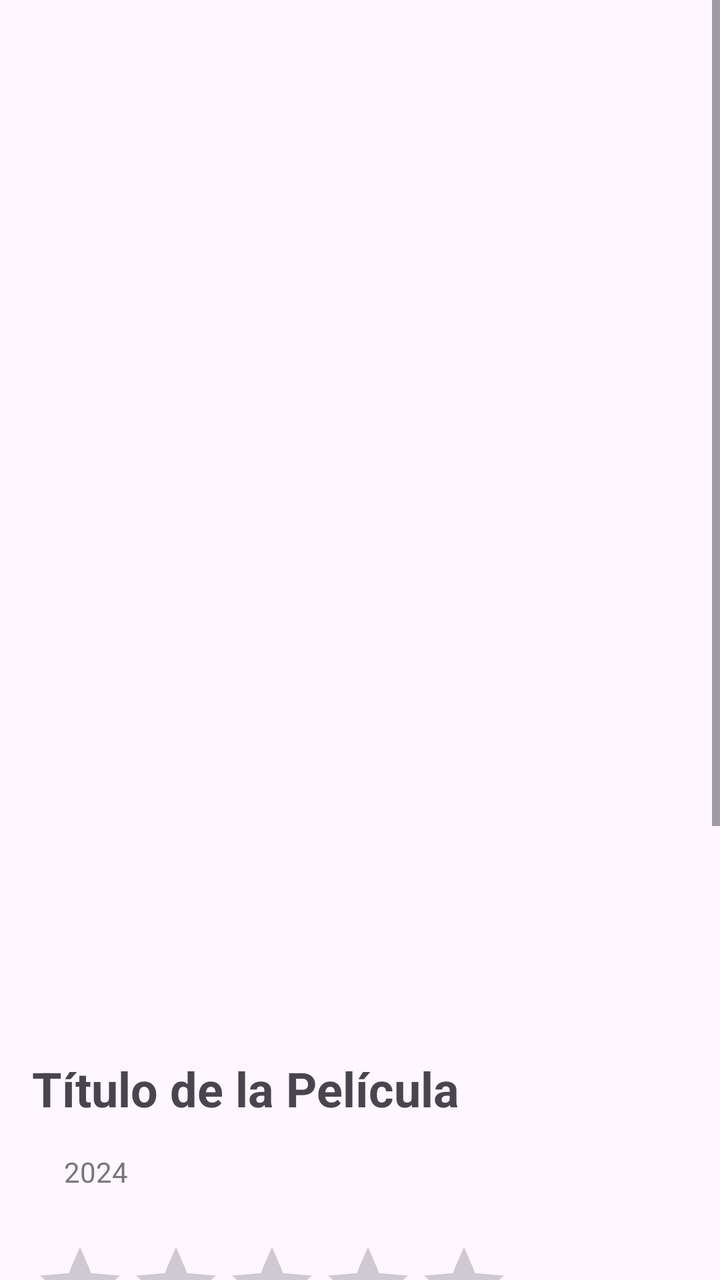
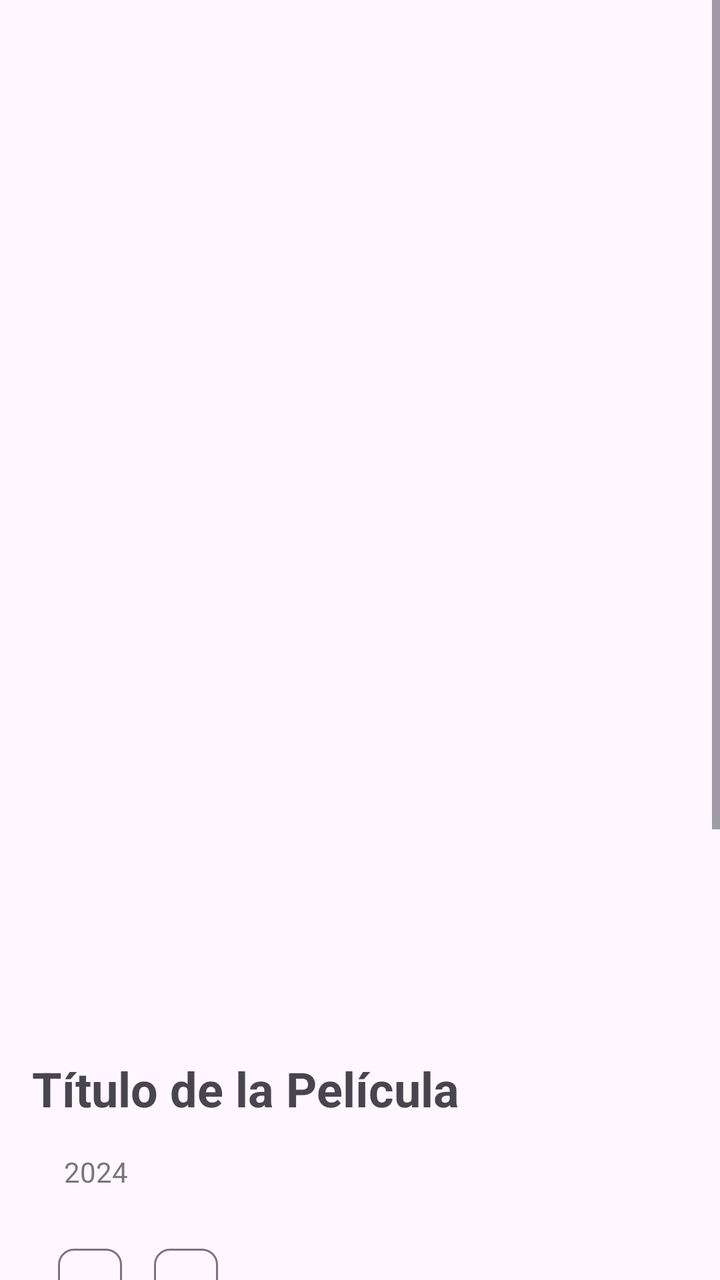

Before-and-after screenshots of an Android layout around one commit, followed by the original layout XML and the change that was made.
<!-- AndroidManifest.xml: application theme Theme.ScreenTime -->
<!-- res/layout/activity_pelicula.xml -->
<?xml version="1.0" encoding="utf-8"?>
<ScrollView xmlns:android="http://schemas.android.com/apk/res/android"
    android:layout_width="match_parent"
    android:layout_height="match_parent"
    android:fillViewport="true">

    <LinearLayout
        android:layout_width="match_parent"
        android:layout_height="wrap_content"
        android:orientation="vertical"
        android:padding="16dp">

        <ImageView
            android:id="@+id/ivPortada"
            android:layout_width="match_parent"
            android:layout_height="500dp"
            android:scaleType="centerCrop"
            android:contentDescription="@string/portada_pelicula" />

        <TextView
            android:id="@+id/tvNombre"
            android:layout_width="match_parent"
            android:layout_height="wrap_content"
            android:text="Título de la Película"
            android:textSize="24sp"
            android:textStyle="bold"
            android:paddingTop="12dp" />

        <LinearLayout
            android:layout_width="match_parent"
            android:layout_height="wrap_content"
            android:orientation="horizontal"
            android:padding="16dp">

            <TextView
                android:id="@+id/tvFecha"
                android:layout_width="match_parent"
                android:layout_height="wrap_content"
                android:layout_weight="5"
                android:text="2024"
                android:textSize="14sp"
                android:textColor="#777777"/>


        </LinearLayout>

        <RatingBar
            android:id="@+id/rbPuntuacion"
            android:layout_width="wrap_content"
            android:layout_height="wrap_content"
            android:numStars="5"
            android:stepSize="0.5"
            android:isIndicator="true"
            android:paddingTop="8dp" />

        <LinearLayout
            android:layout_width="match_parent"
            android:layout_height="wrap_content"
            android:orientation="horizontal"
            android:padding="5dp">

            <com.google.android.material.chip.Chip
                android:id="@+id/chipEstadoDetalle"
                android:layout_width="wrap_content"
                android:layout_height="wrap_content"
                android:checkable="true" />

            <com.google.android.material.chip.Chip
                android:id="@+id/chipGeneroDetalle"
                android:layout_width="wrap_content"
                android:layout_height="wrap_content"
                android:checkable="true" />
        </LinearLayout>

        <View
            android:layout_width="match_parent"
            android:layout_height="1dp"
            android:background="#DDDDDD"
            android:layout_marginTop="16dp" />

        <Button
            android:id="@+id/btnReview"
            android:layout_width="match_parent"
            android:layout_height="wrap_content"
            android:text="@string/btnReview"
            android:layout_marginTop="16dp" />

        <Button
            android:id="@+id/btnAgregar"
            android:layout_width="match_parent"
            android:layout_height="wrap_content"
            android:text="@string/btnAgregar"
            android:layout_marginTop="8dp" />

        <View
            android:layout_width="match_parent"
            android:layout_height="1dp"
            android:background="#DDDDDD"
            android:layout_marginTop="16dp" />

        <TextView
            android:layout_width="match_parent"
            android:layout_height="wrap_content"
            android:text="@string/txtSinopsis"
            android:textSize="25sp"
            android:paddingTop="16dp" />

        <TextView
            android:id="@+id/tvDescripcion"
            android:layout_width="match_parent"
            android:layout_height="wrap_content"
            android:textSize="16sp"
            android:paddingTop="16dp" />

    </LinearLayout>

</ScrollView>
<!-- resources referenced by this layout -->
<resources>
  <string name="btnAgregar">Agregar película</string>
  <string name="btnReview">Realizar reseña</string>
  <string name="portada_pelicula">Portada de la película</string>
  <string name="txtSinopsis">Sinopsis</string>
  <style name="Theme.ScreenTime" parent="Theme.Material3.DayNight.NoActionBar">
          
          
      </style>
</resources>

<!-- the commit's change to res/layout/activity_pelicula.xml (unified diff, before → after) -->
@@ -44,15 +44,6 @@
 
         </LinearLayout>
 
-        <RatingBar
-            android:id="@+id/rbPuntuacion"
-            android:layout_width="wrap_content"
-            android:layout_height="wrap_content"
-            android:numStars="5"
-            android:stepSize="0.5"
-            android:isIndicator="true"
-            android:paddingTop="8dp" />
-
         <LinearLayout
             android:layout_width="match_parent"
             android:layout_height="wrap_content"
@@ -78,20 +69,6 @@
             android:background="#DDDDDD"
             android:layout_marginTop="16dp" />
 
-        <Button
-            android:id="@+id/btnReview"
-            android:layout_width="match_parent"
-            android:layout_height="wrap_content"
-            android:text="@string/btnReview"
-            android:layout_marginTop="16dp" />
-
-        <Button
-            android:id="@+id/btnAgregar"
-            android:layout_width="match_parent"
-            android:layout_height="wrap_content"
-            android:text="@string/btnAgregar"
-            android:layout_marginTop="8dp" />
-
         <View
             android:layout_width="match_parent"
             android:layout_height="1dp"
@@ -112,6 +89,39 @@
             android:textSize="16sp"
             android:paddingTop="16dp" />
 
+        <Button
+            android:id="@+id/btnReview"
+            android:layout_width="match_parent"
+            android:layout_height="wrap_content"
+            android:text="@string/btnReview"
+            android:layout_marginTop="16dp" />
+
+        <Button
+            android:id="@+id/btnAgregar"
+            android:layout_width="match_parent"
+            android:layout_height="wrap_content"
+            android:text="@string/btnAgregar"
+            android:layout_marginTop="8dp" />
+
+        <TextView
+            android:id="@+id/tvTituloResenas"
+            android:layout_width="wrap_content"
+            android:layout_height="wrap_content"
+            android:text="Reseñas"
+            android:textSize="22sp"
+            android:textStyle="bold"
+            android:paddingTop="24dp"/>
+
+        <LinearLayout
+            android:id="@+id/contenedorResenas"
+            android:layout_width="match_parent"
+            android:layout_height="wrap_content"
+            android:orientation="vertical"
+            android:paddingTop="8dp" />
+
+
     </LinearLayout>
 
+
+
 </ScrollView>
